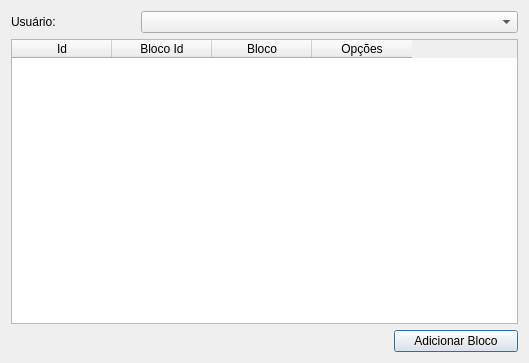
The window that uis/associateUserToBlocks.ui (dsgoficial/SAP_Gerente) describes before a commit, drawn with Qt 5.
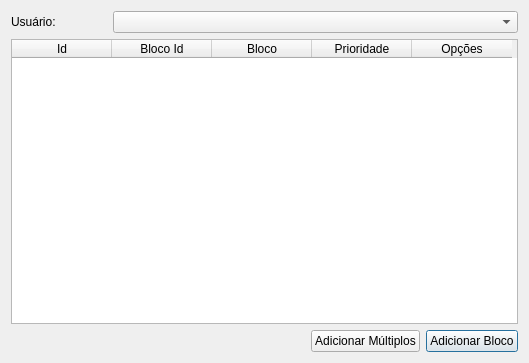
The same window after the commit.

```diff
--- a/uis/associateUserToBlocks.ui
+++ b/uis/associateUserToBlocks.ui
@@ -14,7 +14,7 @@
    <string>Dialog</string>
   </property>
   <layout class="QGridLayout" name="gridLayout">
-   <item row="1" column="0" colspan="4">
+   <item row="1" column="0" colspan="5">
     <widget class="QTableWidget" name="tableWidget">
      <column>
       <property name="text">
@@ -31,6 +31,11 @@
        <string>Bloco</string>
       </property>
      </column>
+     <column>
+      <property name="text">
+       <string>Prioridade</string>
+      </property>
+     </column>
      <column>
       <property name="text">
        <string>Opções</string>
@@ -38,23 +43,6 @@
      </column>
     </widget>
    </item>
-   <item row="0" column="1" colspan="3">
-    <widget class="QComboBox" name="userCb"/>
-   </item>
-   <item row="0" column="0">
-    <widget class="QLabel" name="label">
-     <property name="text">
-      <string>Usuário:</string>
-     </property>
-    </widget>
-   </item>
-   <item row="2" column="3">
-    <widget class="QPushButton" name="addProjectBtn">
-     <property name="text">
-      <string>Adicionar Bloco</string>
-     </property>
-    </widget>
-   </item>
    <item row="2" column="0" colspan="3">
     <spacer name="horizontalSpacer">
      <property name="orientation">
@@ -68,6 +56,30 @@
      </property>
     </spacer>
    </item>
+   <item row="0" column="0">
+    <widget class="QLabel" name="label">
+     <property name="text">
+      <string>Usuário:</string>
+     </property>
+    </widget>
+   </item>
+   <item row="2" column="4">
+    <widget class="QPushButton" name="addBtn">
+     <property name="text">
+      <string>Adicionar Bloco</string>
+     </property>
+    </widget>
+   </item>
+   <item row="0" column="1" colspan="4">
+    <widget class="QComboBox" name="userCb"/>
+   </item>
+   <item row="2" column="3">
+    <widget class="QPushButton" name="addMultiBtn">
+     <property name="text">
+      <string>Adicionar Múltiplos</string>
+     </property>
+    </widget>
+   </item>
   </layout>
  </widget>
  <resources/>
```
